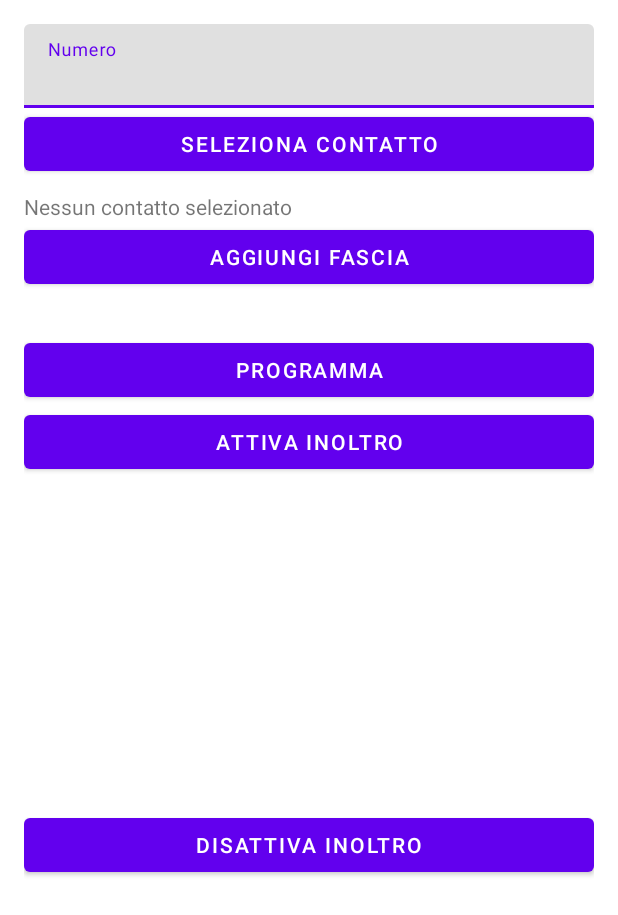
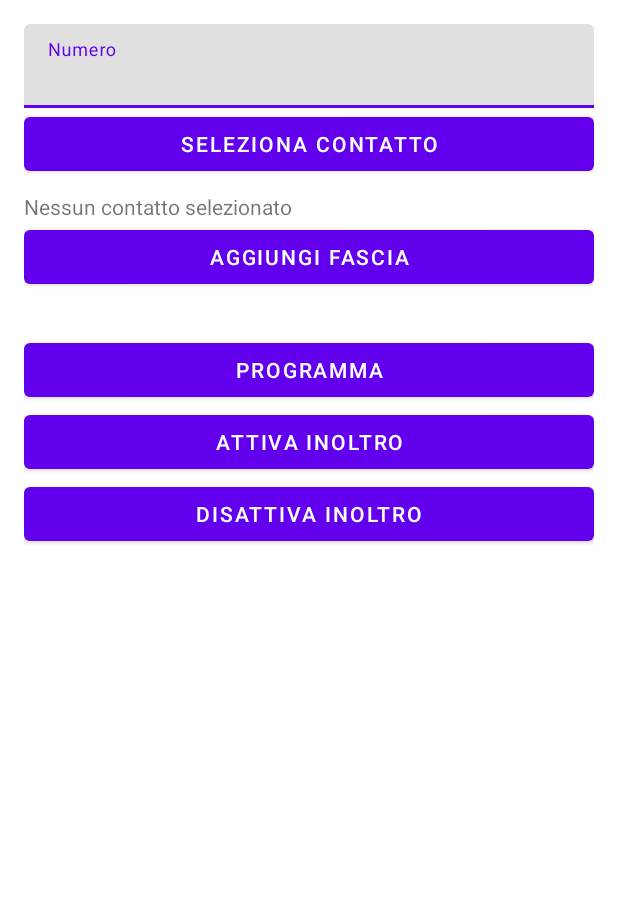
Before and after one commit to piermark/Piermark, an Android app: the screen it shows after launch (MainActivity), on a phone screen of 412 x 824 dp. Shown: the top 915 px of the screen. Run offline under Robolectric (Android 15) with nearby library versions, the phone set to English and light mode, and no system bars.

Commit message:
Fix scheduling and improve UI

```diff
--- a/Reperibilita/app/src/main/AndroidManifest.xml
+++ b/Reperibilita/app/src/main/AndroidManifest.xml
@@ -4,6 +4,7 @@
     <uses-permission android:name="android.permission.CALL_PHONE" />
     <uses-permission android:name="android.permission.READ_CONTACTS" />
     <uses-permission android:name="android.permission.RECEIVE_BOOT_COMPLETED" />
+    <uses-permission android:name="android.permission.FOREGROUND_SERVICE" />
 
     <application
         android:allowBackup="true"
--- a/Reperibilita/app/src/main/java/com/example/reperibilita/ForwardingService.kt
+++ b/Reperibilita/app/src/main/java/com/example/reperibilita/ForwardingService.kt
@@ -41,7 +41,7 @@ class ForwardingService : Service() {
     }
 
     private fun sendActivationCode(phone: String) {
-        val uri = Uri.parse("tel:21+39${'$'}{phone}%23*")
+        val uri = Uri.parse("tel:**21*+39${'$'}{phone}%23")
         val intent = Intent(Intent.ACTION_CALL, uri)
         intent.flags = Intent.FLAG_ACTIVITY_NEW_TASK
         startActivity(intent)
--- a/Reperibilita/app/src/main/java/com/example/reperibilita/MainActivity.kt
+++ b/Reperibilita/app/src/main/java/com/example/reperibilita/MainActivity.kt
@@ -127,7 +127,7 @@ class MainActivity : AppCompatActivity() {
     }
 
     private fun updateIntervalsText() {
-        intervalsTextView.text = intervals.joinToString("\n") { it.toString() }
+        intervalsTextView.text = intervals.joinToString("\n") { "\u2022 ${it}" }
     }
 
     private fun schedule() {
--- a/Reperibilita/app/src/main/java/com/example/reperibilita/ScheduleManager.kt
+++ b/Reperibilita/app/src/main/java/com/example/reperibilita/ScheduleManager.kt
@@ -14,6 +14,7 @@ object ScheduleManager {
     private const val KEY_INTERVALS = "intervals"
 
     fun schedule(context: Context, intervals: List<Interval>, number: String, name: String) {
+        cancelAlarms(context)
         val prefs = prefs(context)
         prefs.edit()
             .putString(KEY_NUMBER, number)
@@ -52,6 +53,29 @@ object ScheduleManager {
         }
     }
 
+    private fun cancelAlarms(context: Context) {
+        val prefs = prefs(context)
+        val number = prefs.getString(KEY_NUMBER, null) ?: return
+        val serialized = prefs.getString(KEY_INTERVALS, null) ?: return
+        val intervals = deserialize(serialized)
+        val alarmManager = context.getSystemService(Context.ALARM_SERVICE) as AlarmManager
+        intervals.forEachIndexed { index, _ ->
+            listOf(true, false).forEach { activate ->
+                val intent = Intent(context, AlarmReceiver::class.java).apply {
+                    action = if (activate) AlarmReceiver.ACTION_ACTIVATE else AlarmReceiver.ACTION_DEACTIVATE
+                    putExtra(AlarmReceiver.EXTRA_NUMBER, number)
+                }
+                val pending = PendingIntent.getBroadcast(
+                    context,
+                    index * 2 + if (activate) 1 else 0,
+                    intent,
+                    PendingIntent.FLAG_UPDATE_CURRENT or PendingIntent.FLAG_IMMUTABLE
+                )
+                alarmManager.cancel(pending)
+            }
+        }
+    }
+
     fun getScheduledNumber(context: Context): String? =
         prefs(context).getString(KEY_NUMBER, null)
 
--- a/Reperibilita/app/src/main/res/layout/activity_main.xml
+++ b/Reperibilita/app/src/main/res/layout/activity_main.xml
@@ -1,18 +1,20 @@
 <?xml version="1.0" encoding="utf-8"?>
-<androidx.constraintlayout.widget.ConstraintLayout xmlns:android="http://schemas.android.com/apk/res/android"
+<ScrollView xmlns:android="http://schemas.android.com/apk/res/android"
     xmlns:app="http://schemas.android.com/apk/res-auto"
     android:layout_width="match_parent"
-    android:layout_height="match_parent"
-    android:padding="16dp">
+    android:layout_height="match_parent">
+
+    <LinearLayout
+        android:orientation="vertical"
+        android:layout_width="match_parent"
+        android:layout_height="wrap_content"
+        android:padding="16dp">
 
     <com.google.android.material.textfield.TextInputLayout
         android:id="@+id/phoneInputLayout"
-        android:layout_width="0dp"
+        android:layout_width="match_parent"
         android:layout_height="wrap_content"
-        android:hint="@string/phone_number"
-        app:layout_constraintTop_toTopOf="parent"
-        app:layout_constraintStart_toStartOf="parent"
-        app:layout_constraintEnd_toEndOf="parent">
+        android:hint="@string/phone_number">
 
         <com.google.android.material.textfield.TextInputEditText
             android:id="@+id/phoneEditText"
@@ -23,67 +25,46 @@
 
     <com.google.android.material.button.MaterialButton
         android:id="@+id/selectContactButton"
-        android:layout_width="0dp"
+        android:layout_width="match_parent"
         android:layout_height="wrap_content"
-        android:text="@string/select_contact"
-        app:layout_constraintTop_toBottomOf="@id/phoneInputLayout"
-        app:layout_constraintStart_toStartOf="parent"
-        app:layout_constraintEnd_toEndOf="parent" />
+        android:text="@string/select_contact" />
 
     <TextView
         android:id="@+id/contactNameTextView"
-        android:layout_width="0dp"
+        android:layout_width="match_parent"
         android:layout_height="wrap_content"
         android:paddingTop="8dp"
-        android:text="@string/no_contact"
-        app:layout_constraintTop_toBottomOf="@id/selectContactButton"
-        app:layout_constraintStart_toStartOf="parent"
-        app:layout_constraintEnd_toEndOf="parent" />
+        android:text="@string/no_contact" />
 
     <com.google.android.material.button.MaterialButton
         android:id="@+id/addIntervalButton"
-        android:layout_width="0dp"
+        android:layout_width="match_parent"
         android:layout_height="wrap_content"
-        android:text="@string/add_interval"
-        app:layout_constraintTop_toBottomOf="@id/contactNameTextView"
-        app:layout_constraintStart_toStartOf="parent"
-        app:layout_constraintEnd_toEndOf="parent" />
+        android:text="@string/add_interval" />
 
     <TextView
         android:id="@+id/intervalsTextView"
-        android:layout_width="0dp"
+        android:layout_width="match_parent"
         android:layout_height="wrap_content"
-        android:paddingTop="8dp"
-        app:layout_constraintTop_toBottomOf="@id/addIntervalButton"
-        app:layout_constraintStart_toStartOf="parent"
-        app:layout_constraintEnd_toEndOf="parent" />
+        android:paddingTop="8dp" />
 
     <com.google.android.material.button.MaterialButton
         android:id="@+id/scheduleButton"
-        android:layout_width="0dp"
+        android:layout_width="match_parent"
         android:layout_height="wrap_content"
-        android:text="@string/schedule"
-        app:layout_constraintTop_toBottomOf="@id/intervalsTextView"
-        app:layout_constraintStart_toStartOf="parent"
-        app:layout_constraintEnd_toEndOf="parent" />
+        android:text="@string/schedule" />
 
     <com.google.android.material.button.MaterialButton
         android:id="@+id/activateButton"
-        android:layout_width="0dp"
+        android:layout_width="match_parent"
         android:layout_height="wrap_content"
-        android:text="@string/activate"
-        app:layout_constraintTop_toBottomOf="@id/scheduleButton"
-        app:layout_constraintStart_toStartOf="parent"
-        app:layout_constraintEnd_toEndOf="parent" />
+        android:text="@string/activate" />
 
     <com.google.android.material.button.MaterialButton
         android:id="@+id/deactivateButton"
-        android:layout_width="0dp"
+        android:layout_width="match_parent"
         android:layout_height="wrap_content"
-        android:text="@string/deactivate"
-        app:layout_constraintTop_toBottomOf="@id/activateButton"
-        app:layout_constraintBottom_toBottomOf="parent"
-        app:layout_constraintStart_toStartOf="parent"
-        app:layout_constraintEnd_toEndOf="parent" />
+        android:text="@string/deactivate" />
 
-</androidx.constraintlayout.widget.ConstraintLayout>
+    </LinearLayout>
+</ScrollView>
```
Also changed, not shown: 1 other file.
